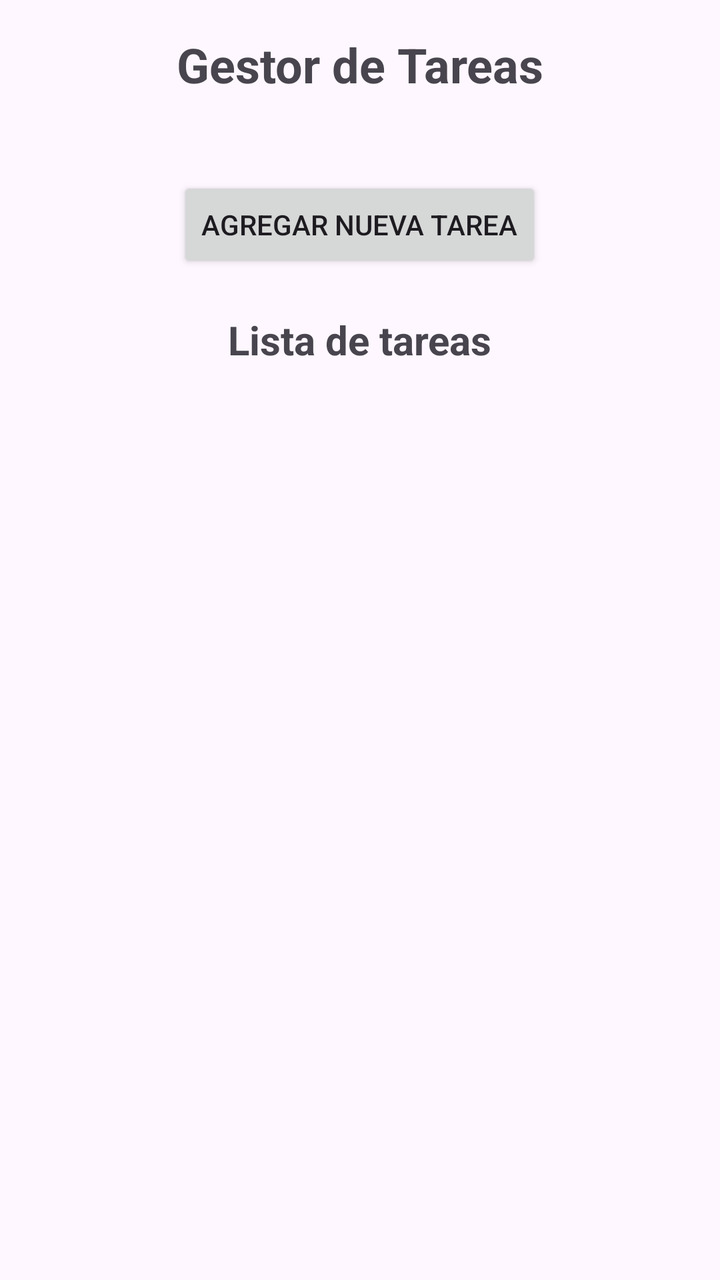
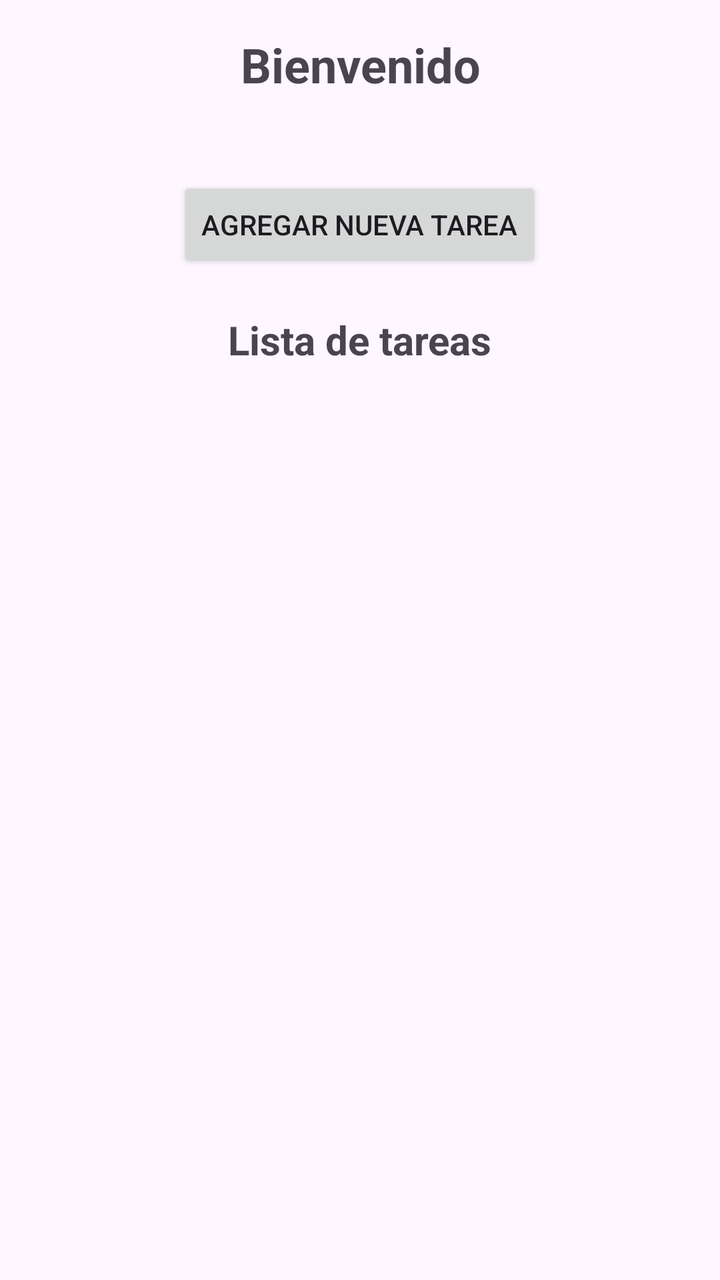

Compare the two renders of this Android layout. The source of the first and the diff that turns it into the second are given below.
<!-- AndroidManifest.xml: application theme Theme.GestorDeTareas -->
<!-- res/layout/activity_main.xml -->
<?xml version="1.0" encoding="utf-8"?>
<LinearLayout xmlns:android="http://schemas.android.com/apk/res/android"
    android:layout_width="match_parent"
    android:layout_height="match_parent"
    android:orientation="vertical"
    android:gravity="center"
    android:padding="16dp">

    <TextView
        android:id="@+id/tvTitle"
        android:layout_width="match_parent"
        android:layout_height="wrap_content"
        android:text="Gestor de Tareas"
        android:textSize="24sp"
        android:textStyle="bold"
        android:gravity="center"
        android:layout_marginBottom="20dp"/>

    <Button
        android:id="@+id/btnAddTask"
        android:layout_width="wrap_content"
        android:layout_height="wrap_content"
        android:layout_marginTop="20dp"
        android:text="Agregar Nueva Tarea"
        android:layout_marginBottom="20dp"/>

    <TextView
        android:id="@+id/txListado"
        android:layout_width="wrap_content"
        android:layout_height="wrap_content"
        android:text="Lista de tareas"
        android:textSize="20sp"
        android:textStyle="bold"/>

    <ListView
        android:id="@+id/listTasks"
        android:layout_width="match_parent"
        android:layout_height="0dp"
        android:layout_weight="1"
        android:layout_marginTop="20dp"/>

</LinearLayout>
<!-- resources referenced by this layout -->
<resources>
  <style name="Theme.GestorDeTareas" parent="Base.Theme.GestorDeTareas" />
  <style name="Base.Theme.GestorDeTareas" parent="Theme.Material3.DayNight.NoActionBar">
          
          
      </style>
</resources>

<!-- the commit's change to res/layout/activity_main.xml (unified diff, before → after) -->
@@ -10,7 +10,7 @@
         android:id="@+id/tvTitle"
         android:layout_width="match_parent"
         android:layout_height="wrap_content"
-        android:text="Gestor de Tareas"
+        android:text="Bienvenido"
         android:textSize="24sp"
         android:textStyle="bold"
         android:gravity="center"
